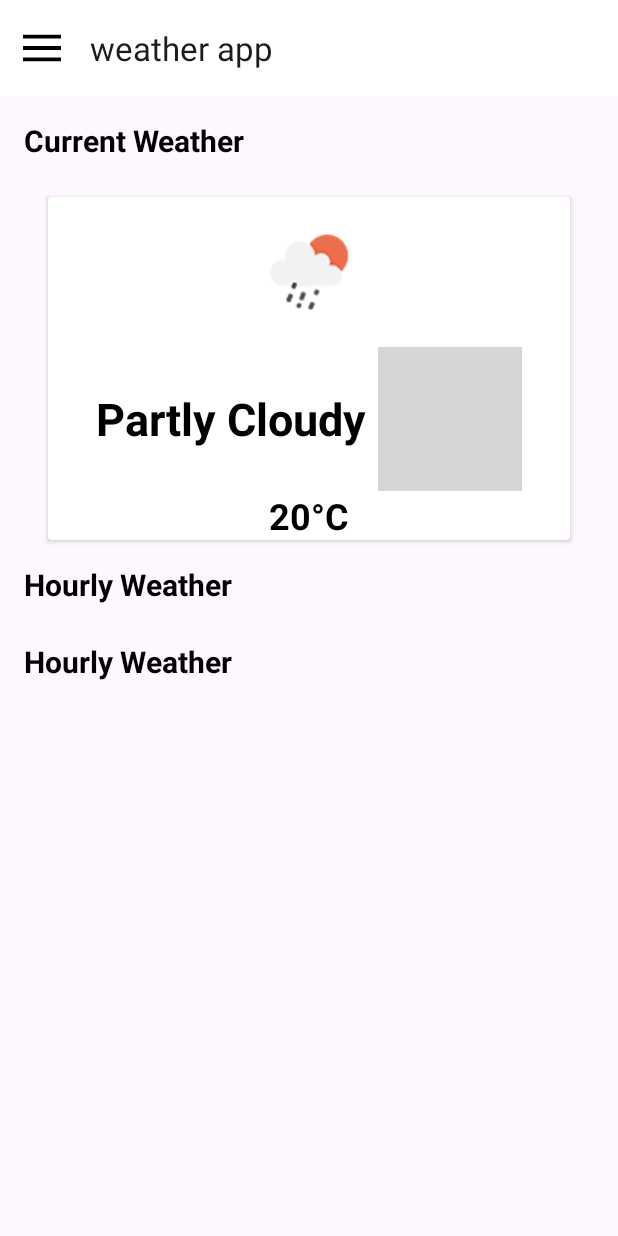
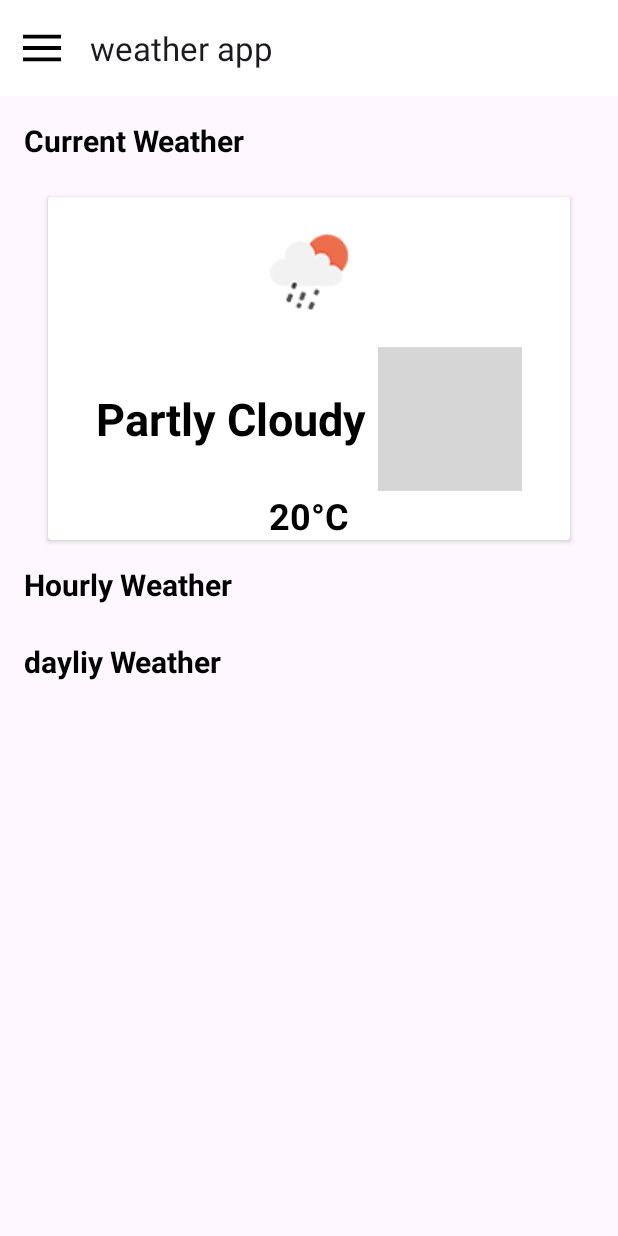
Before and after one commit to Omaar-Mohamed/Weather_App, an Android app: the screen it shows after launch (MainActivity), on a phone screen of 412 x 824 dp. Run offline under Robolectric (Android 15) with nearby library versions, the phone set to English and light mode, and no system bars; pictures from the network do not load; grey boxes are pictures that could not be loaded.

Commit message:
finishing localization

```diff
--- a/app/src/main/java/com/example/weatherapp/Home/view/DailyAdapter.kt
+++ b/app/src/main/java/com/example/weatherapp/Home/view/DailyAdapter.kt
@@ -43,7 +43,7 @@ class DailyAdapter : ListAdapter<Daily , DailyAdapter.DailyViewHolder>(DailyDiff
             private val txtWeather: TextView = binding.textViewMinTemperature
 
             fun bind(daily: Daily) {
-                txtDate.text = ApiConstants.convertUnixTimestampToDateTimeToDailyAdapter(daily.dt)
+                txtDate.text = ApiConstants.convertUnixTimestampToDateTimeToDailyAdapter(daily.dt , ApiConstants.getSelectedLanguage(itemView.context))
                 Glide.with(itemView.context)
                     .load(ApiConstants.getWeatherIconUrl(daily.weather[0].icon))
                     .into(imgWeather)
--- a/app/src/main/java/com/example/weatherapp/Home/view/HomeFragment.kt
+++ b/app/src/main/java/com/example/weatherapp/Home/view/HomeFragment.kt
@@ -1,5 +1,6 @@
 package com.example.weatherapp.Home.view
 
+import android.content.res.Configuration
 import android.os.Bundle
 import android.util.Log
 import androidx.fragment.app.Fragment
@@ -25,6 +26,7 @@ import com.example.weatherapp.shared.ApiConstants
 import com.example.weatherapp.shared.SharedViewModel
 import kotlinx.coroutines.flow.collectLatest
 import kotlinx.coroutines.launch
+import java.util.Locale
 
 
 class HomeFragment : Fragment() {
@@ -74,6 +76,11 @@ class HomeFragment : Fragment() {
             sharedViewModel.languageFlow.collectLatest {
 //                Log.i("response weather", "onCreateView:  $it" )
                 language = it
+                if (language == "ar") {
+                    setLocale("ar")
+                } else {
+                    setLocale("en")
+                }
             }
         }
 
@@ -140,4 +147,11 @@ class HomeFragment : Fragment() {
         var celsius = (feh - 32) * 5 / 9
         return celsius . toString() + "°C"
     }
+    private fun setLocale(language: String) {
+        val locale = Locale(language)
+        Locale.setDefault(locale)
+        val config = Configuration()
+        config.setLocale(locale)
+        resources.updateConfiguration(config, resources.displayMetrics)
+    }
 }
--- a/app/src/main/java/com/example/weatherapp/MainActivity.kt
+++ b/app/src/main/java/com/example/weatherapp/MainActivity.kt
@@ -24,6 +24,7 @@ import com.example.weatherapp.R
 import com.example.weatherapp.databinding.ActivityMainBinding
 import com.example.weatherapp.shared.ApiConstants
 import com.example.weatherapp.shared.SharedViewModel
+import com.google.android.gms.common.api.Api
 import com.google.android.gms.location.FusedLocationProviderClient
 import com.google.android.gms.location.LocationCallback
 import com.google.android.gms.location.LocationRequest
@@ -89,25 +90,34 @@ class MainActivity : AppCompatActivity() {
 
         drawerLayout = binding.drawerLayout
         sharedViewModel = ViewModelProvider(this@MainActivity).get(SharedViewModel::class.java)
-
+        sharedViewModel.setLanguage(ApiConstants.getSelectedLanguage(this@MainActivity))
         lifecycleScope.launch {
             sharedViewModel.languageFlow.collect { language ->
+                // Set locale and layout direction based on selected language
                 if (language == "en") {
+                    setLocale("en")
                     drawerLayout.layoutDirection = DrawerLayout.LAYOUT_DIRECTION_LTR
-//                    ViewCompat.LAYOUT_DIRECTION_LTR
-                    setLocale("en")
-
-//                    recreate()
-
+                    updateDrawerMenuItems("en")
                 } else {
+                    setLocale("ar")
                     drawerLayout.layoutDirection = DrawerLayout.LAYOUT_DIRECTION_RTL
-//                    ViewCompat.LAYOUT_DIRECTION_RTL
-                    setLocale("ar")
-//                    recreate()
+                    updateDrawerMenuItems("ar")
                 }
 
+                // Update activity title based on selected language
+                val appName = getString(R.string.app_name)
+                title = if (language == "en") {
+                    appName
+                } else {
+                    // For Arabic or other languages, load the localized app name from resources
+                    val configuration = resources.configuration
+                    configuration.setLocale(Locale(language))
+                    val localizedAppName = createConfigurationContext(configuration).getString(R.string.app_name)
+                    localizedAppName
+                }
             }
         }
+
         navigationView = binding.navView
         binding.toolbar.setNavigationOnClickListener {
             drawerLayout.openDrawer(navigationView)
@@ -231,4 +241,37 @@ class MainActivity : AppCompatActivity() {
 
     }
 
+    private fun updateDrawerMenuItems(languageCode: String) {
+        val navView = findViewById<NavigationView>(R.id.nav_view)
+        val menu = navView.menu
+        // Loop through each item in the menu and update its title
+        for (i in 0 until menu.size()) {
+            val item = menu.getItem(i)
+            when (item.itemId) {
+                R.id.homeFragment -> {
+                    item.title = getLocalizedString(R.string.home, languageCode)
+                }
+                R.id.favouritFragment -> {
+                    item.title = getLocalizedString(R.string.favourit, languageCode)
+                }
+                R.id.alertFragment -> {
+                    item.title = getLocalizedString(R.string.alert, languageCode)
+                }
+                R.id.settingsFragment -> {
+                    item.title = getLocalizedString(R.string.settings, languageCode)
+                }
+                // Add cases for other menu items as needed
+            }
+        }
     }
+
+    // Utility function to get localized string based on language code
+    private fun getLocalizedString(stringResId: Int, languageCode: String): String {
+        val locale = Locale(languageCode)
+        val configuration = Configuration(resources.configuration)
+        configuration.setLocale(locale)
+        val localizedContext = createConfigurationContext(configuration)
+        return localizedContext.getString(stringResId)
+    }
+
+    }
--- a/app/src/main/java/com/example/weatherapp/shared/SharedViewModel.kt
+++ b/app/src/main/java/com/example/weatherapp/shared/SharedViewModel.kt
@@ -13,6 +13,7 @@ class SharedViewModel : ViewModel() {
     fun setLanguage(language: String) {
         viewModelScope.launch {
             _languageFlow.emit(language)
+
         }
     }
 
--- a/app/src/main/res/layout/fragment_home.xml
+++ b/app/src/main/res/layout/fragment_home.xml
@@ -12,7 +12,7 @@
         android:textSize="20sp"
         android:textStyle="bold"
         android:textColor="@android:color/black"
-        android:text="Current Weather"
+        android:text="@string/current_weather"
         android:layout_marginBottom="8dp"/>
 
     <androidx.cardview.widget.CardView
@@ -83,7 +83,7 @@
         android:textSize="20sp"
         android:textStyle="bold"
         android:textColor="@android:color/black"
-        android:text="Hourly Weather"
+        android:text="@string/hourly_weather"
         android:layout_marginBottom="8dp"/>
 
     <androidx.recyclerview.widget.RecyclerView
@@ -99,7 +99,7 @@
         android:textSize="20sp"
         android:textStyle="bold"
         android:textColor="@android:color/black"
-        android:text="Hourly Weather"
+        android:text="@string/dayliy_weather"
         android:layout_marginBottom="8dp"/>
 
     <androidx.recyclerview.widget.RecyclerView
--- a/app/src/main/res/values/strings.xml
+++ b/app/src/main/res/values/strings.xml
@@ -9,4 +9,7 @@
     <string name="light">Light</string>
     <string name="dark">Dark</string>
     <string name="temperature">Temperature:</string>
+    <string name="current_weather">Current Weather</string>
+    <string name="hourly_weather">Hourly Weather</string>
+    <string name="dayliy_weather">dayliy Weather</string>
 </resources>
```
Also changed, not shown: app/src/main/java/com/example/weatherapp/settings/view/SettingsFragment.kt (+72 -53 lines), app/src/main/java/com/example/weatherapp/shared/ApiConstants.kt (+10 -8 lines), app/src/main/res/layout/daily_item.xml (+12 -7 lines), 1 other file.
